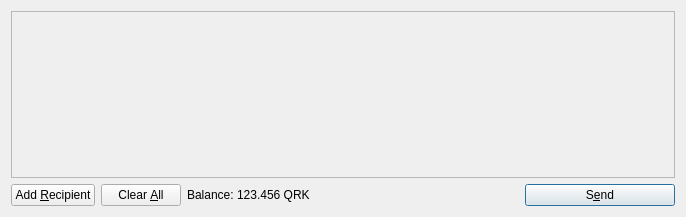
Qt form src/qt/forms/sendcoinsdialog.ui (quark-project/quark) before a commit.
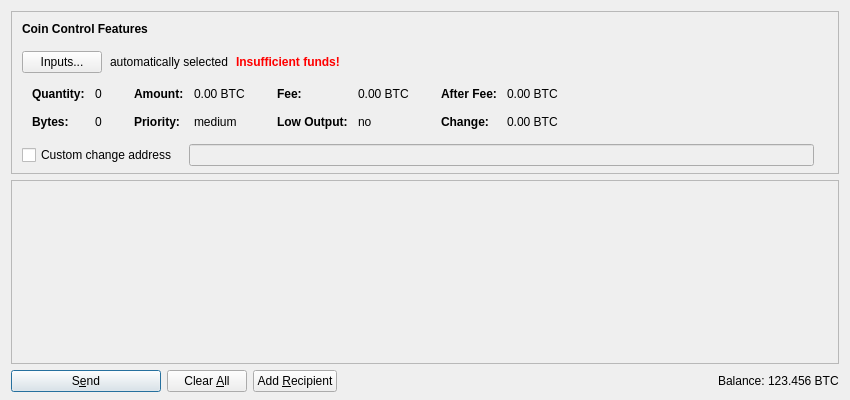
The same form after that commit. Icons and pictures are not drawn. Custom widgets are drawn as their Qt base class.

The edit to the form file:
```diff
--- a/src/qt/forms/sendcoinsdialog.ui
+++ b/src/qt/forms/sendcoinsdialog.ui
@@ -6,14 +6,603 @@
    <rect>
     <x>0</x>
     <y>0</y>
-    <width>686</width>
-    <height>217</height>
+    <width>850</width>
+    <height>400</height>
    </rect>
   </property>
   <property name="windowTitle">
    <string>Send Coins</string>
   </property>
-  <layout class="QVBoxLayout" name="verticalLayout">
+  <layout class="QVBoxLayout" name="verticalLayout" stretch="0,1,0">
+   <property name="bottomMargin">
+    <number>8</number>
+   </property>
+   <item>
+    <widget class="QFrame" name="frameCoinControl">
+     <property name="sizePolicy">
+      <sizepolicy hsizetype="Expanding" vsizetype="Expanding">
+       <horstretch>0</horstretch>
+       <verstretch>0</verstretch>
+      </sizepolicy>
+     </property>
+     <property name="maximumSize">
+      <size>
+       <width>16777215</width>
+       <height>16777215</height>
+      </size>
+     </property>
+     <property name="frameShape">
+      <enum>QFrame::StyledPanel</enum>
+     </property>
+     <property name="frameShadow">
+      <enum>QFrame::Sunken</enum>
+     </property>
+     <layout class="QVBoxLayout" name="verticalLayoutCoinControl2">
+      <property name="spacing">
+       <number>0</number>
+      </property>
+      <property name="leftMargin">
+       <number>0</number>
+      </property>
+      <property name="topMargin">
+       <number>0</number>
+      </property>
+      <property name="rightMargin">
+       <number>0</number>
+      </property>
+      <property name="bottomMargin">
+       <number>6</number>
+      </property>
+      <item>
+       <layout class="QVBoxLayout" name="verticalLayoutCoinControl" stretch="0,0,0,0,1">
+        <property name="spacing">
+         <number>0</number>
+        </property>
+        <property name="leftMargin">
+         <number>10</number>
+        </property>
+        <property name="topMargin">
+         <number>10</number>
+        </property>
+        <item>
+         <layout class="QHBoxLayout" name="horizontalLayoutCoinControl1">
+          <property name="bottomMargin">
+           <number>15</number>
+          </property>
+          <item>
+           <widget class="QLabel" name="labelCoinControlFeatures">
+            <property name="sizePolicy">
+             <sizepolicy hsizetype="Preferred" vsizetype="Maximum">
+              <horstretch>0</horstretch>
+              <verstretch>0</verstretch>
+             </sizepolicy>
+            </property>
+            <property name="font">
+             <font>
+              <weight>75</weight>
+              <bold>true</bold>
+             </font>
+            </property>
+            <property name="styleSheet">
+             <string notr="true">font-weight:bold;</string>
+            </property>
+            <property name="text">
+             <string>Coin Control Features</string>
+            </property>
+           </widget>
+          </item>
+         </layout>
+        </item>
+        <item>
+         <layout class="QHBoxLayout" name="horizontalLayoutCoinControl2" stretch="0,0,0,0">
+          <property name="spacing">
+           <number>8</number>
+          </property>
+          <property name="bottomMargin">
+           <number>10</number>
+          </property>
+          <item>
+           <widget class="QPushButton" name="pushButtonCoinControl">
+            <property name="styleSheet">
+             <string notr="true"/>
+            </property>
+            <property name="text">
+             <string>Inputs...</string>
+            </property>
+           </widget>
+          </item>
+          <item>
+           <widget class="QLabel" name="labelCoinControlAutomaticallySelected">
+            <property name="text">
+             <string>automatically selected</string>
+            </property>
+            <property name="margin">
+             <number>5</number>
+            </property>
+           </widget>
+          </item>
+          <item>
+           <widget class="QLabel" name="labelCoinControlInsuffFunds">
+            <property name="font">
+             <font>
+              <weight>75</weight>
+              <bold>true</bold>
+             </font>
+            </property>
+            <property name="styleSheet">
+             <string notr="true">color:red;font-weight:bold;</string>
+            </property>
+            <property name="text">
+             <string>Insufficient funds!</string>
+            </property>
+            <property name="margin">
+             <number>5</number>
+            </property>
+           </widget>
+          </item>
+          <item>
+           <spacer name="horizontalSpacerCoinControl">
+            <property name="orientation">
+             <enum>Qt::Horizontal</enum>
+            </property>
+            <property name="sizeHint" stdset="0">
+             <size>
+              <width>40</width>
+              <height>1</height>
+             </size>
+            </property>
+           </spacer>
+          </item>
+         </layout>
+        </item>
+        <item>
+         <widget class="QWidget" name="widgetCoinControl" native="true">
+          <property name="sizePolicy">
+           <sizepolicy hsizetype="Preferred" vsizetype="Preferred">
+            <horstretch>0</horstretch>
+            <verstretch>0</verstretch>
+           </sizepolicy>
+          </property>
+          <property name="minimumSize">
+           <size>
+            <width>0</width>
+            <height>0</height>
+           </size>
+          </property>
+          <property name="styleSheet">
+           <string notr="true"/>
+          </property>
+          <layout class="QHBoxLayout" name="horizontalLayoutCoinControl5">
+           <property name="leftMargin">
+            <number>0</number>
+           </property>
+           <property name="topMargin">
+            <number>0</number>
+           </property>
+           <property name="rightMargin">
+            <number>0</number>
+           </property>
+           <property name="bottomMargin">
+            <number>0</number>
+           </property>
+           <item>
+            <layout class="QHBoxLayout" name="horizontalLayoutCoinControl3" stretch="0,0,0,1">
+             <property name="spacing">
+              <number>20</number>
+             </property>
+             <property name="topMargin">
+              <number>0</number>
+             </property>
+             <property name="bottomMargin">
+              <number>10</number>
+             </property>
+             <item>
+              <layout class="QFormLayout" name="formLayoutCoinControl1">
+               <property name="horizontalSpacing">
+                <number>10</number>
+               </property>
+               <property name="verticalSpacing">
+                <number>14</number>
+               </property>
+               <property name="leftMargin">
+                <number>10</number>
+               </property>
+               <property name="topMargin">
+                <number>4</number>
+               </property>
+               <property name="rightMargin">
+                <number>6</number>
+               </property>
+               <item row="0" column="0">
+                <widget class="QLabel" name="labelCoinControlQuantityText">
+                 <property name="font">
+                  <font>
+                   <weight>75</weight>
+                   <bold>true</bold>
+                  </font>
+                 </property>
+                 <property name="text">
+                  <string>Quantity:</string>
+                 </property>
+                 <property name="margin">
+                  <number>0</number>
+                 </property>
+                </widget>
+               </item>
+               <item row="0" column="1">
+                <widget class="QLabel" name="labelCoinControlQuantity">
+                 <property name="cursor">
+                  <cursorShape>IBeamCursor</cursorShape>
+                 </property>
+                 <property name="contextMenuPolicy">
+                  <enum>Qt::ActionsContextMenu</enum>
+                 </property>
+                 <property name="text">
+                  <string notr="true">0</string>
+                 </property>
+                 <property name="margin">
+                  <number>0</number>
+                 </property>
+                 <property name="textInteractionFlags">
+                  <set>Qt::LinksAccessibleByMouse|Qt::TextSelectableByKeyboard|Qt::TextSelectableByMouse</set>
+                 </property>
+                </widget>
+               </item>
+               <item row="1" column="0">
+                <widget class="QLabel" name="labelCoinControlBytesText">
+                 <property name="font">
+                  <font>
+                   <weight>75</weight>
+                   <bold>true</bold>
+                  </font>
+                 </property>
+                 <property name="text">
+                  <string>Bytes:</string>
+                 </property>
+                </widget>
+               </item>
+               <item row="1" column="1">
+                <widget class="QLabel" name="labelCoinControlBytes">
+                 <property name="cursor">
+                  <cursorShape>IBeamCursor</cursorShape>
+                 </property>
+                 <property name="contextMenuPolicy">
+                  <enum>Qt::ActionsContextMenu</enum>
+                 </property>
+                 <property name="text">
+                  <string notr="true">0</string>
+                 </property>
+                 <property name="textInteractionFlags">
+                  <set>Qt::LinksAccessibleByMouse|Qt::TextSelectableByKeyboard|Qt::TextSelectableByMouse</set>
+                 </property>
+                </widget>
+               </item>
+              </layout>
+             </item>
+             <item>
+              <layout class="QFormLayout" name="formLayoutCoinControl2">
+               <property name="horizontalSpacing">
+                <number>10</number>
+               </property>
+               <property name="verticalSpacing">
+                <number>14</number>
+               </property>
+               <property name="leftMargin">
+                <number>6</number>
+               </property>
+               <property name="topMargin">
+                <number>4</number>
+               </property>
+               <property name="rightMargin">
+                <number>6</number>
+               </property>
+               <item row="0" column="0">
+                <widget class="QLabel" name="labelCoinControlAmountText">
+                 <property name="font">
+                  <font>
+                   <weight>75</weight>
+                   <bold>true</bold>
+                  </font>
+                 </property>
+                 <property name="text">
+                  <string>Amount:</string>
+                 </property>
+                 <property name="margin">
+                  <number>0</number>
+                 </property>
+                </widget>
+               </item>
+               <item row="0" column="1">
+                <widget class="QLabel" name="labelCoinControlAmount">
+                 <property name="cursor">
+                  <cursorShape>IBeamCursor</cursorShape>
+                 </property>
+                 <property name="contextMenuPolicy">
+                  <enum>Qt::ActionsContextMenu</enum>
+                 </property>
+                 <property name="text">
+                  <string notr="true">0.00 BTC</string>
+                 </property>
+                 <property name="textInteractionFlags">
+                  <set>Qt::LinksAccessibleByMouse|Qt::TextSelectableByKeyboard|Qt::TextSelectableByMouse</set>
+                 </property>
+                </widget>
+               </item>
+               <item row="1" column="0">
+                <widget class="QLabel" name="labelCoinControlPriorityText">
+                 <property name="font">
+                  <font>
+                   <weight>75</weight>
+                   <bold>true</bold>
+                  </font>
+                 </property>
+                 <property name="text">
+                  <string>Priority:</string>
+                 </property>
+                </widget>
+               </item>
+               <item row="1" column="1">
+                <widget class="QLabel" name="labelCoinControlPriority">
+                 <property name="cursor">
+                  <cursorShape>IBeamCursor</cursorShape>
+                 </property>
+                 <property name="contextMenuPolicy">
+                  <enum>Qt::ActionsContextMenu</enum>
+                 </property>
+                 <property name="text">
+                  <string notr="true">medium</string>
+                 </property>
+                 <property name="textInteractionFlags">
+                  <set>Qt::LinksAccessibleByMouse|Qt::TextSelectableByKeyboard|Qt::TextSelectableByMouse</set>
+                 </property>
+                </widget>
+               </item>
+              </layout>
+             </item>
+             <item>
+              <layout class="QFormLayout" name="formLayoutCoinControl3">
+               <property name="horizontalSpacing">
+                <number>10</number>
+               </property>
+               <property name="verticalSpacing">
+                <number>14</number>
+               </property>
+               <property name="leftMargin">
+                <number>6</number>
+               </property>
+               <property name="topMargin">
+                <number>4</number>
+               </property>
+               <property name="rightMargin">
+                <number>6</number>
+               </property>
+               <item row="0" column="0">
+                <widget class="QLabel" name="labelCoinControlFeeText">
+                 <property name="font">
+                  <font>
+                   <weight>75</weight>
+                   <bold>true</bold>
+                  </font>
+                 </property>
+                 <property name="text">
+                  <string>Fee:</string>
+                 </property>
+                 <property name="margin">
+                  <number>0</number>
+                 </property>
+                </widget>
+               </item>
+               <item row="0" column="1">
+                <widget class="QLabel" name="labelCoinControlFee">
+                 <property name="cursor">
+                  <cursorShape>IBeamCursor</cursorShape>
+                 </property>
+                 <property name="contextMenuPolicy">
+                  <enum>Qt::ActionsContextMenu</enum>
+                 </property>
+                 <property name="text">
+                  <string notr="true">0.00 BTC</string>
+                 </property>
+                 <property name="textInteractionFlags">
+                  <set>Qt::LinksAccessibleByMouse|Qt::TextSelectableByKeyboard|Qt::TextSelectableByMouse</set>
+                 </property>
+                </widget>
+               </item>
+               <item row="1" column="0">
+                <widget class="QLabel" name="labelCoinControlLowOutputText">
+                 <property name="font">
+                  <font>
+                   <weight>75</weight>
+                   <bold>true</bold>
+                  </font>
+                 </property>
+                 <property name="text">
+                  <string>Low Output:</string>
+                 </property>
+                </widget>
+               </item>
+               <item row="1" column="1">
+                <widget class="QLabel" name="labelCoinControlLowOutput">
+                 <property name="cursor">
+                  <cursorShape>IBeamCursor</cursorShape>
+                 </property>
+                 <property name="contextMenuPolicy">
+                  <enum>Qt::ActionsContextMenu</enum>
+                 </property>
+                 <property name="text">
+                  <string notr="true">no</string>
+                 </property>
+                 <property name="textInteractionFlags">
+                  <set>Qt::LinksAccessibleByMouse|Qt::TextSelectableByKeyboard|Qt::TextSelectableByMouse</set>
+                 </property>
+                </widget>
+               </item>
+              </layout>
+             </item>
+             <item>
+              <layout class="QFormLayout" name="formLayoutCoinControl4">
+               <property name="horizontalSpacing">
+                <number>10</number>
+               </property>
+               <property name="verticalSpacing">
+                <number>14</number>
+               </property>
+               <property name="leftMargin">
+                <number>6</number>
+               </property>
+               <property name="topMargin">
+                <number>4</number>
+               </property>
+               <property name="rightMargin">
+                <number>6</number>
+               </property>
+               <item row="0" column="0">
+                <widget class="QLabel" name="labelCoinControlAfterFeeText">
+                 <property name="font">
+                  <font>
+                   <weight>75</weight>
+                   <bold>true</bold>
+                  </font>
+                 </property>
+                 <property name="text">
+                  <string>After Fee:</string>
+                 </property>
+                 <property name="margin">
+                  <number>0</number>
+                 </property>
+                </widget>
+               </item>
+               <item row="0" column="1">
+                <widget class="QLabel" name="labelCoinControlAfterFee">
+                 <property name="cursor">
+                  <cursorShape>IBeamCursor</cursorShape>
+                 </property>
+                 <property name="contextMenuPolicy">
+                  <enum>Qt::ActionsContextMenu</enum>
+                 </property>
+                 <property name="text">
+                  <string notr="true">0.00 BTC</string>
+                 </property>
+                 <property name="textInteractionFlags">
+                  <set>Qt::LinksAccessibleByMouse|Qt::TextSelectableByKeyboard|Qt::TextSelectableByMouse</set>
+                 </property>
+                </widget>
+               </item>
+               <item row="1" column="0">
+                <widget class="QLabel" name="labelCoinControlChangeText">
+                 <property name="font">
+                  <font>
+                   <weight>75</weight>
+                   <bold>true</bold>
+                  </font>
+                 </property>
+                 <property name="text">
+                  <string>Change:</string>
+                 </property>
+                </widget>
+               </item>
+               <item row="1" column="1">
+                <widget class="QLabel" name="labelCoinControlChange">
+                 <property name="cursor">
+                  <cursorShape>IBeamCursor</cursorShape>
+                 </property>
+                 <property name="contextMenuPolicy">
+                  <enum>Qt::ActionsContextMenu</enum>
+                 </property>
+                 <property name="text">
+                  <string notr="true">0.00 BTC</string>
+                 </property>
+                 <property name="textInteractionFlags">
+                  <set>Qt::LinksAccessibleByMouse|Qt::TextSelectableByKeyboard|Qt::TextSelectableByMouse</set>
+                 </property>
+                </widget>
+               </item>
+              </layout>
+             </item>
+            </layout>
+           </item>
+          </layout>
+         </widget>
+        </item>
+        <item>
+         <layout class="QHBoxLayout" name="horizontalLayoutCoinControl4" stretch="0,0,0">
+          <property name="spacing">
+           <number>12</number>
+          </property>
+          <property name="sizeConstraint">
+           <enum>QLayout::SetDefaultConstraint</enum>
+          </property>
+          <property name="topMargin">
+           <number>5</number>
+          </property>
+          <property name="rightMargin">
+           <number>5</number>
+          </property>
+          <item>
+           <widget class="QCheckBox" name="checkBoxCoinControlChange">
+            <property name="toolTip">
+             <string>If this is activated, but the change address is empty or invalid, change will be sent to a newly generated address.</string>
+            </property>
+            <property name="text">
+             <string>Custom change address</string>
+            </property>
+           </widget>
+          </item>
+          <item>
+           <widget class="QValidatedLineEdit" name="lineEditCoinControlChange">
+            <property name="enabled">
+             <bool>false</bool>
+            </property>
+            <property name="sizePolicy">
+             <sizepolicy hsizetype="Expanding" vsizetype="Fixed">
+              <horstretch>0</horstretch>
+              <verstretch>0</verstretch>
+             </sizepolicy>
+            </property>
+           </widget>
+          </item>
+          <item>
+           <widget class="QLabel" name="labelCoinControlChangeLabel">
+            <property name="sizePolicy">
+             <sizepolicy hsizetype="Preferred" vsizetype="Expanding">
+              <horstretch>0</horstretch>
+              <verstretch>0</verstretch>
+             </sizepolicy>
+            </property>
+            <property name="minimumSize">
+             <size>
+              <width>0</width>
+              <height>0</height>
+             </size>
+            </property>
+            <property name="text">
+             <string/>
+            </property>
+            <property name="margin">
+             <number>3</number>
+            </property>
+           </widget>
+          </item>
+         </layout>
+        </item>
+        <item>
+         <spacer name="verticalSpacerCoinControl">
+          <property name="orientation">
+           <enum>Qt::Vertical</enum>
+          </property>
+          <property name="sizeHint" stdset="0">
+           <size>
+            <width>800</width>
+            <height>1</height>
+           </size>
+          </property>
+         </spacer>
+        </item>
+       </layout>
+      </item>
+     </layout>
+    </widget>
+   </item>
    <item>
     <widget class="QScrollArea" name="scrollArea">
      <property name="widgetResizable">
@@ -24,12 +613,21 @@
        <rect>
         <x>0</x>
         <y>0</y>
-        <width>666</width>
-        <height>165</height>
+        <width>830</width>
+        <height>178</height>
        </rect>
       </property>
-      <layout class="QVBoxLayout" name="verticalLayout_2">
-       <property name="margin">
+      <layout class="QVBoxLayout" name="verticalLayout_2" stretch="0,1">
+       <property name="leftMargin">
+        <number>0</number>
+       </property>
+       <property name="topMargin">
+        <number>0</number>
+       </property>
+       <property name="rightMargin">
+        <number>0</number>
+       </property>
+       <property name="bottomMargin">
         <number>0</number>
        </property>
        <item>
@@ -59,19 +657,25 @@
    <item>
     <layout class="QHBoxLayout" name="horizontalLayout">
      <item>
-      <widget class="QPushButton" name="addButton">
+      <widget class="QPushButton" name="sendButton">
+       <property name="minimumSize">
+        <size>
+         <width>150</width>
+         <height>0</height>
+        </size>
+       </property>
        <property name="toolTip">
         <string>Send to multiple recipients at once</string>
        </property>
        <property name="text">
-        <string>Add &amp;Recipient</string>
+        <string>S&amp;end</string>
        </property>
        <property name="icon">
         <iconset resource="../bitcoin.qrc">
          <normaloff>:/icons/add</normaloff>:/icons/add</iconset>
        </property>
-       <property name="autoDefault">
-        <bool>false</bool>
+       <property name="default">
+        <bool>true</bool>
        </property>
       </widget>
      </item>
@@ -101,6 +705,36 @@
        </property>
       </widget>
      </item>
+     <item>
+      <widget class="QPushButton" name="addButton">
+       <property name="toolTip">
+        <string>Send to multiple recipients at once</string>
+       </property>
+       <property name="text">
+        <string>Add &amp;Recipient</string>
+       </property>
+       <property name="icon">
+        <iconset resource="../bitcoin.qrc">
+         <normaloff>:/icons/add</normaloff>:/icons/add</iconset>
+       </property>
+       <property name="autoDefault">
+        <bool>false</bool>
+       </property>
+      </widget>
+     </item>
+     <item>
+      <spacer name="horizontalSpacer">
+       <property name="orientation">
+        <enum>Qt::Horizontal</enum>
+       </property>
+       <property name="sizeHint" stdset="0">
+        <size>
+         <width>40</width>
+         <height>20</height>
+        </size>
+       </property>
+      </spacer>
+     </item>
      <item>
       <layout class="QHBoxLayout" name="horizontalLayout_2">
        <property name="spacing">
@@ -108,6 +742,12 @@
        </property>
        <item>
         <widget class="QLabel" name="label">
+         <property name="sizePolicy">
+          <sizepolicy hsizetype="Preferred" vsizetype="Fixed">
+           <horstretch>0</horstretch>
+           <verstretch>0</verstretch>
+          </sizepolicy>
+         </property>
          <property name="text">
           <string>Balance:</string>
          </property>
@@ -115,11 +755,17 @@
        </item>
        <item>
         <widget class="QLabel" name="labelBalance">
+         <property name="sizePolicy">
+          <sizepolicy hsizetype="Preferred" vsizetype="Fixed">
+           <horstretch>0</horstretch>
+           <verstretch>0</verstretch>
+          </sizepolicy>
+         </property>
          <property name="cursor">
           <cursorShape>IBeamCursor</cursorShape>
          </property>
          <property name="text">
-          <string>123.456 QRK</string>
+          <string notr="true">123.456 BTC</string>
          </property>
          <property name="textInteractionFlags">
           <set>Qt::LinksAccessibleByMouse|Qt::TextSelectableByKeyboard|Qt::TextSelectableByMouse</set>
@@ -128,46 +774,17 @@
        </item>
       </layout>
      </item>
-     <item>
-      <spacer name="horizontalSpacer">
-       <property name="orientation">
-        <enum>Qt::Horizontal</enum>
-       </property>
-       <property name="sizeHint" stdset="0">
-        <size>
-         <width>40</width>
-         <height>20</height>
-        </size>
-       </property>
-      </spacer>
-     </item>
-     <item>
-      <widget class="QPushButton" name="sendButton">
-       <property name="minimumSize">
-        <size>
-         <width>150</width>
-         <height>0</height>
-        </size>
-       </property>
-       <property name="toolTip">
-        <string>Confirm the send action</string>
-       </property>
-       <property name="text">
-        <string>S&amp;end</string>
-       </property>
-       <property name="icon">
-        <iconset resource="../bitcoin.qrc">
-         <normaloff>:/icons/send</normaloff>:/icons/send</iconset>
-       </property>
-       <property name="default">
-        <bool>true</bool>
-       </property>
-      </widget>
-     </item>
     </layout>
    </item>
   </layout>
  </widget>
+ <customwidgets>
+  <customwidget>
+   <class>QValidatedLineEdit</class>
+   <extends>QLineEdit</extends>
+   <header>qvalidatedlineedit.h</header>
+  </customwidget>
+ </customwidgets>
  <resources>
   <include location="../bitcoin.qrc"/>
  </resources>
```
Left out of the diff: 6 changed lines with no effect on the pictures.
